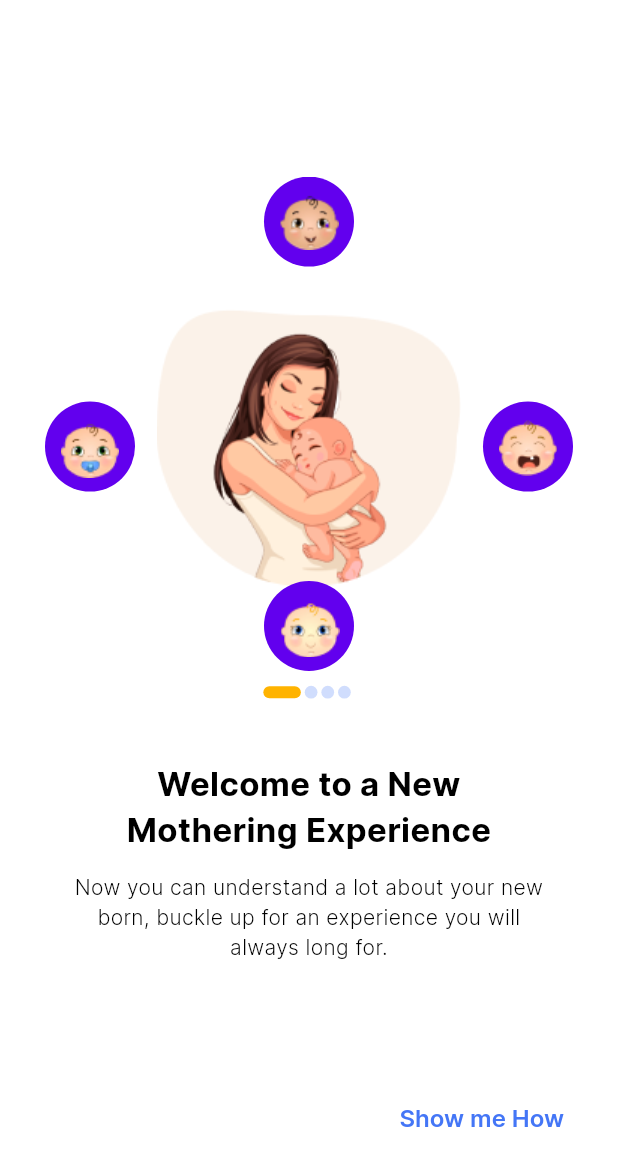
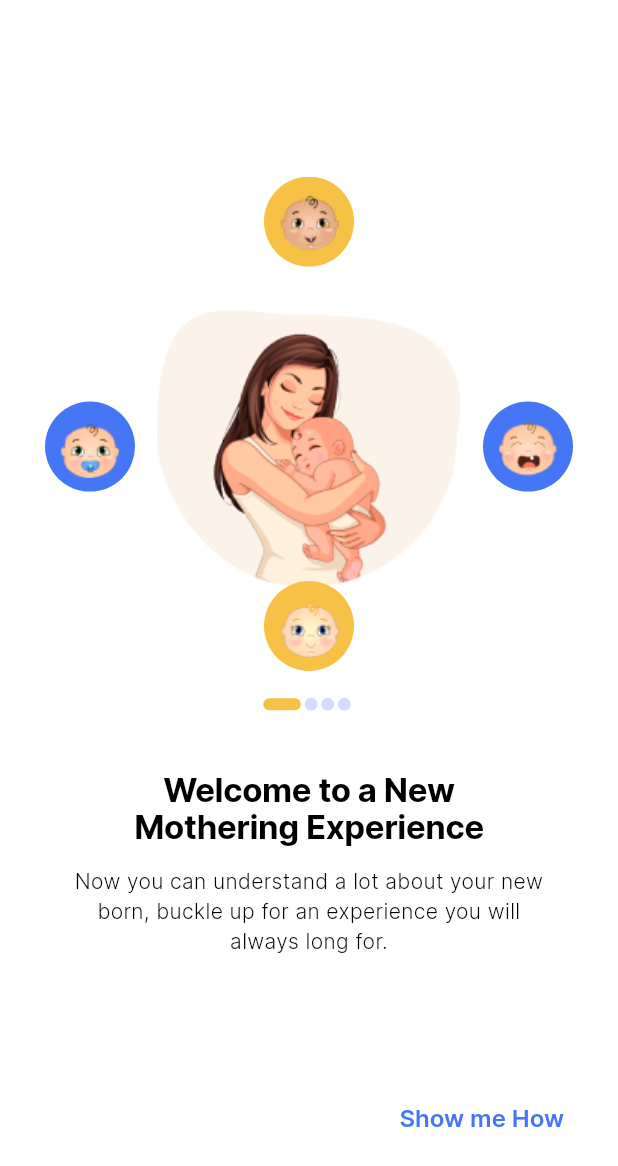
Before and after one commit to Cindy-dev/ubenwa_cynthia, a Flutter app: the screen it shows after launch, on a phone screen of 412 x 824 dp. Shown: the top 1166 px of the screen. Run offline on Flutter 3.47's test engine with Material 2 defaults, Android fonts, the phone set to English and light mode, and no system bars.

```diff
--- /dev/null
+++ b/lib/presentation/screens/home_screen.dart
@@ -0,0 +1,10 @@
+import 'package:flutter/material.dart';
+
+class HomeScreen extends StatelessWidget {
+  const HomeScreen({Key? key}) : super(key: key);
+
+  @override
+  Widget build(BuildContext context) {
+    return Scaffold();
+  }
+}
--- a/lib/presentation/widgets/onboarding_animated_image.dart
+++ b/lib/presentation/widgets/onboarding_animated_image.dart
@@ -1,5 +1,6 @@
 import 'dart:math';
 import 'package:flutter/material.dart';
+import 'package:ubenwa_cynthia/presentation/utils/get_image_helper.dart';
 import 'package:ubenwa_cynthia/presentation/utils/onboarding_strings.dart';
 import 'package:ubenwa_cynthia/utils/app_extension.dart';
 
@@ -28,11 +29,12 @@ class _OnboardingAnimatedImageState extends State<OnboardingAnimatedImage>
 
   @override
   void initState() {
-    animationController =
-        AnimationController(vsync: this, duration: Duration(milliseconds: 500));
+    animationController = AnimationController(
+      vsync: this,
+      duration: const Duration(milliseconds: 700),
+    );
     animation =
-        Tween<double>(begin: 0, end: pi / 2).animate(animationController);
-    slideAnimation = Tween<double>(begin: 0, end: 100);
+        Tween<double>(begin: 0, end: pi/2).animate(animationController);
 
     widget.pageController.addListener(() {
       animationController.forward(from: 0);
@@ -42,6 +44,7 @@ class _OnboardingAnimatedImageState extends State<OnboardingAnimatedImage>
 
   @override
   void dispose() {
+    widget.pageController.dispose();
     animationController.dispose();
     super.dispose();
   }
@@ -61,16 +64,17 @@ class _OnboardingAnimatedImageState extends State<OnboardingAnimatedImage>
 
   @override
   Widget build(BuildContext context) {
+    final image = getImage(widget.currentPosition);
     return GestureDetector(
       onHorizontalDragUpdate: (direction) {
-        if (direction.delta.dx < 0 && widget.currentPosition < 3) {
+        if (direction.delta.dx < 0) {
           // Right Swipe
           _rotateChild();
           isSwiping = true;
           widget.pageController.nextPage(
               duration: const Duration(milliseconds: 10),
               curve: Curves.easeInOut);
-        } else if (direction.delta.dx > 0 && widget.currentPosition > 0) {
+        } else if (direction.delta.dx > 0 ) {
           //Left Swipe
           _rotateChild();
           isSwiping = true;
@@ -88,11 +92,11 @@ class _OnboardingAnimatedImageState extends State<OnboardingAnimatedImage>
           Positioned(
             right: 0,
             left: 0,
-            child: Image.asset(widget.image),
+            child: Image.asset(image),
           ),
           AnimatedBuilder(
             animation: animation,
-            builder: (BuildContext context, Widget? child) {
+            builder: (context, child) {
               final extent =
                   bounce2(animationController.value, start: 0, mid: 50, end: 0);
               return Transform.rotate(
@@ -112,6 +116,7 @@ class _OnboardingAnimatedImageState extends State<OnboardingAnimatedImage>
                         angle: -animation.value,
                         child: CircleAvatar(
                           radius: 30,
+                          backgroundColor: context.themeData.colorScheme.secondary,
                           child: Image.asset(OnboardingStrings.analytical),
                         ),
                       ),
@@ -124,6 +129,7 @@ class _OnboardingAnimatedImageState extends State<OnboardingAnimatedImage>
                         angle: -animation.value,
                         child: CircleAvatar(
                             radius: 30,
+                            backgroundColor: context.primaryColor,
                             child: Image.asset(OnboardingStrings.cry)),
                       ),
                     ),
@@ -135,6 +141,7 @@ class _OnboardingAnimatedImageState extends State<OnboardingAnimatedImage>
                         angle: -animation.value,
                         child: CircleAvatar(
                             radius: 30,
+                            backgroundColor: context.primaryColor,
                             child: Image.asset(OnboardingStrings.happy)),
                       ),
                     ),
@@ -147,6 +154,7 @@ class _OnboardingAnimatedImageState extends State<OnboardingAnimatedImage>
                         angle: -animation.value,
                         child: CircleAvatar(
                           radius: 30,
+                          backgroundColor: context.themeData.colorScheme.secondary,
                           child: Image.asset(OnboardingStrings.baby1),
                         ),
                       ),
--- a/lib/presentation/widgets/onboarding_widget.dart
+++ b/lib/presentation/widgets/onboarding_widget.dart
@@ -1,5 +1,4 @@
 import 'package:flutter/material.dart';
-import 'package:ubenwa_cynthia/presentation/widgets/onboarding_animated_image.dart';
 import 'package:ubenwa_cynthia/presentation/widgets/onboarding_dot_indicator.dart';
 import 'package:ubenwa_cynthia/utils/app_extension.dart';
 import 'package:ubenwa_cynthia/utils/theme/theme.dart';
@@ -38,7 +37,7 @@ class OnboardingWidget extends StatelessWidget {
           Text(
             title,
             textAlign: TextAlign.center,
-            style: AppTextStyles.displayLarge,
+            style: context.textTheme.displayLarge,
           ),
           const SizedBox(height: 13),
           Padding(
@@ -57,8 +56,8 @@ class OnboardingWidget extends StatelessWidget {
                     onPressed: onNext,
                     child: Text(
                       "Show me How",
-                      style: AppTextStyles.headingBold
-                          .copyWith(color: context.primaryColor, fontSize: 16),
+                      style: context.textTheme.headlineLarge
+                          ?.copyWith(color: context.primaryColor, fontSize: 16),
                     ),
                   ),
                 )
@@ -69,7 +68,7 @@ class OnboardingWidget extends StatelessWidget {
                       onPressed: onPrevious,
                       child: Text(
                         "Previous",
-                        style: AppTextStyles.headingBold.copyWith(
+                        style: context.textTheme.headlineLarge?.copyWith(
                           color: context.themeData.colorScheme.tertiary
                               .withOpacity(0.5),
                           fontSize: 16,
@@ -81,7 +80,7 @@ class OnboardingWidget extends StatelessWidget {
                         onPressed: onNext,
                         child: Text(
                           "Next",
-                          style: AppTextStyles.headingBold.copyWith(
+                          style: context.textTheme.headlineLarge?.copyWith(
                             color: context.primaryColor,
                             fontSize: 16,
                           ),
--- a/lib/utils/app_routes.dart
+++ b/lib/utils/app_routes.dart
@@ -1,11 +1,13 @@
 import 'package:flutter/cupertino.dart';
 import 'package:flutter/material.dart';
+import 'package:ubenwa_cynthia/presentation/screens/home_screen.dart';
 import 'package:ubenwa_cynthia/presentation/screens/onboarding_screen.dart';
 import '../presentation/screens/splash_screen.dart';
 
 class AppRoutes {
   static const String splashScreen = '/splash';
   static const String onboardingScreen = '/onboarding';
+  static const String homeScreen = '/home';
 
   static Map<String, Widget Function(BuildContext)> routes = {};
 
@@ -20,6 +22,10 @@ class AppRoutes {
         return CupertinoPageRoute(
           builder: (context) => const OnboardingScreen(),
         );
+        case homeScreen:
+        return CupertinoPageRoute(
+          builder: (context) => const HomeScreen(),
+        );
       // Default Route is error route
       default:
         return CupertinoPageRoute(
--- a/lib/utils/theme/app_colors.dart
+++ b/lib/utils/theme/app_colors.dart
@@ -4,6 +4,6 @@ class _Colors {
   static const blue = Color(0xff4476F6);
   static const lightBlack = Color(0xff282828);
   static const black = Color(0xff000000);
-  static const yellow = Color(0xffFFB300);
+  static const yellow = Color(0xffF6C144);
   static const white = Color(0xffFFFFFF);
 }
--- a/lib/utils/theme/theme.dart
+++ b/lib/utils/theme/theme.dart
@@ -65,10 +65,11 @@ ThemeData _buildLightTheme() {
       surfaceTintColor: _Colors.white,
     ),
     textTheme: const TextTheme(
-      displayLarge: AppTextStyles.headingBold,
-      titleLarge: AppTextStyles.headingSemiBold,
+      displayLarge: AppTextStyles.displayLarge,
       headlineLarge: AppTextStyles.headingBold,
       headlineMedium: AppTextStyles.headingSemiBold,
+      titleLarge: AppTextStyles.headingSemiBold,
+
       titleMedium: AppTextStyles.bodySemiBold,
       bodyMedium: AppTextStyles.bodyMedium,
       bodyLarge: AppTextStyles.bodySemiBold,
```
